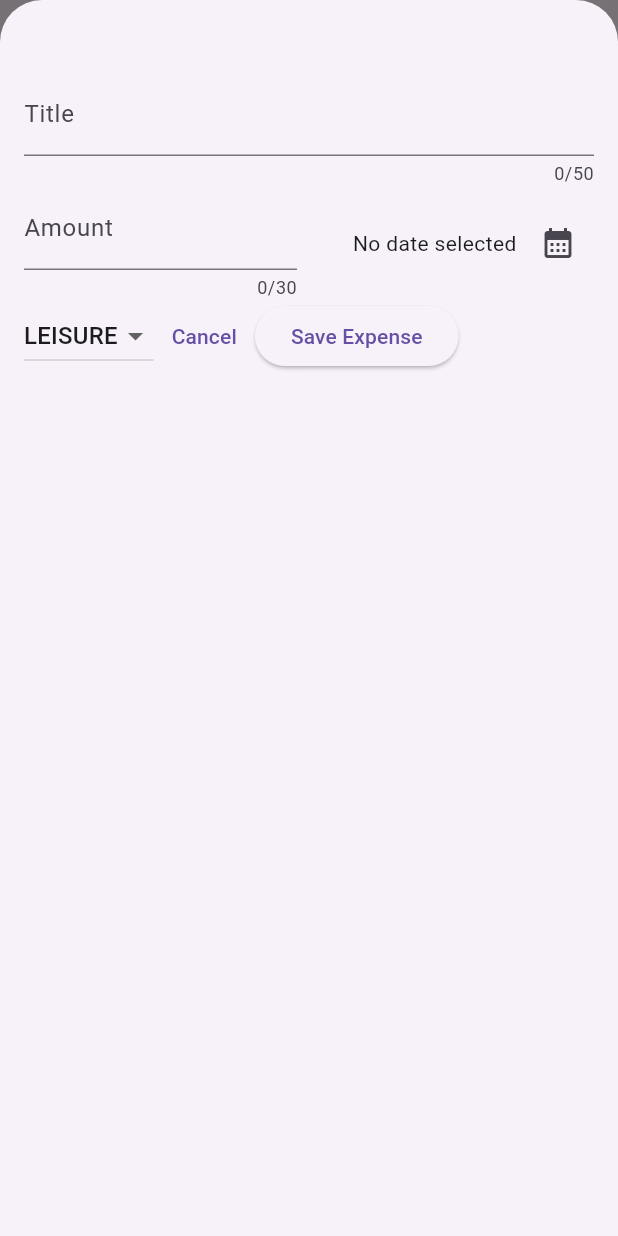
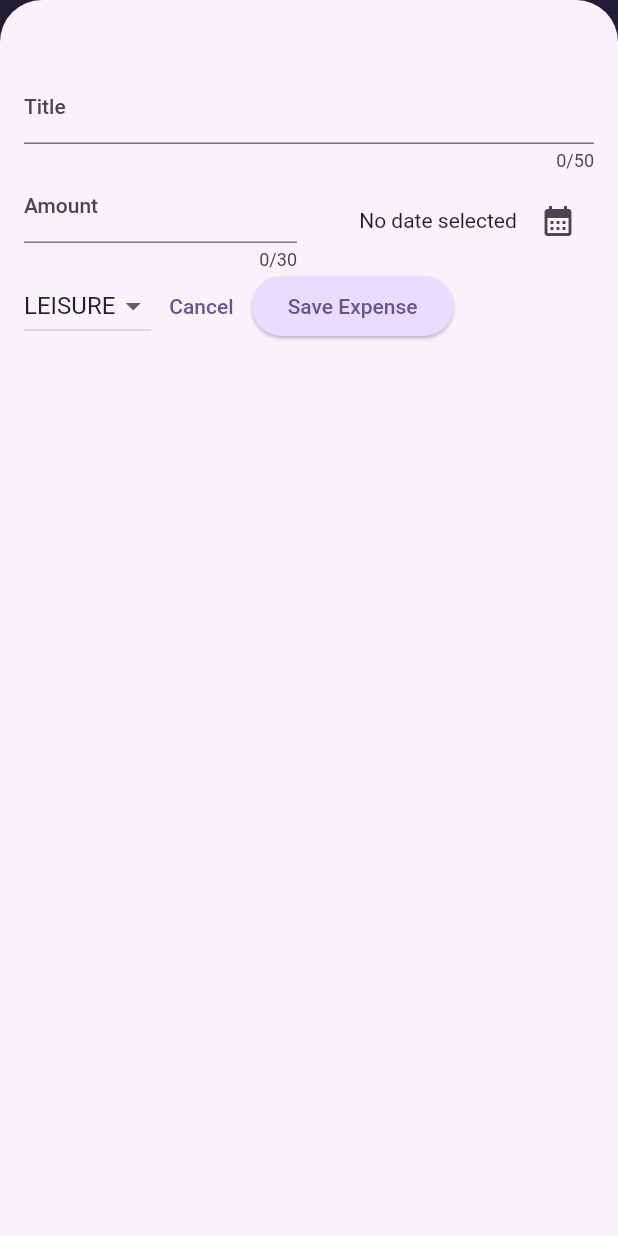
Before and after one commit to CodeToBiT/ExpenseTracker, a Flutter app: the screen it shows after launch, after a tap on the "add" icon, on a phone screen of 412 x 824 dp. Run offline on Flutter 3.47's test engine with Material 2 defaults, Android fonts, the phone set to English and light mode, and no system bars.

Commit message:
theming light/dark

```diff
--- a/lib/main.dart
+++ b/lib/main.dart
@@ -2,10 +2,57 @@ import 'package:flutter/material.dart';
 
 import 'package:expense_tracker/widgets/expense.dart';
 
+var kColorScheme = ColorScheme.fromSeed(
+  seedColor: const Color.fromARGB(255, 96, 59, 181),
+);
+
+var kDarkColorScheme = ColorScheme.fromSeed(
+  brightness: Brightness.dark,
+  seedColor: const Color.fromARGB(255, 5, 99, 125),
+);
+
 void main() {
   runApp(
     MaterialApp(
-      theme: ThemeData(useMaterial3: true),
+      darkTheme: ThemeData.dark().copyWith(
+        useMaterial3: true,
+        colorScheme: kDarkColorScheme,
+        cardTheme: const CardTheme().copyWith(
+          color: kDarkColorScheme.secondaryContainer,
+          margin: const EdgeInsets.symmetric(horizontal: 16, vertical: 8),
+        ),
+        elevatedButtonTheme: ElevatedButtonThemeData(
+          style: ElevatedButton.styleFrom(
+            backgroundColor: kDarkColorScheme.primaryContainer,
+            foregroundColor: kDarkColorScheme.onPrimaryContainer,
+          ),
+        ),
+      ),
+      theme: ThemeData().copyWith(
+        useMaterial3: true,
+        colorScheme: kColorScheme,
+        appBarTheme: const AppBarTheme().copyWith(
+          backgroundColor: kColorScheme.onPrimaryContainer,
+          foregroundColor: kColorScheme.primaryContainer,
+        ),
+        cardTheme: const CardTheme().copyWith(
+          color: kColorScheme.secondaryContainer,
+          margin: const EdgeInsets.symmetric(horizontal: 16, vertical: 8),
+        ),
+        elevatedButtonTheme: ElevatedButtonThemeData(
+          style: ElevatedButton.styleFrom(
+            backgroundColor: kColorScheme.primaryContainer,
+          ),
+        ),
+        textTheme: ThemeData().textTheme.copyWith(
+              titleLarge: TextStyle(
+                fontWeight: FontWeight.bold,
+                color: kColorScheme.onSecondaryContainer,
+                fontSize: 16,
+              ),
+            ),
+      ),
+      // themeMode: ThemeMode.system,
       home: const Expenses(),
     ),
   );
--- a/lib/widgets/expenses_list/expenses_item.dart
+++ b/lib/widgets/expenses_list/expenses_item.dart
@@ -12,8 +12,12 @@ class ExpenseItem extends StatelessWidget {
       child: Padding(
         padding: const EdgeInsets.symmetric(horizontal: 20, vertical: 16),
         child: Column(
+          crossAxisAlignment: CrossAxisAlignment.start,
           children: [
-            Text(expense.title),
+            Text(
+              expense.title,
+              style: Theme.of(context).textTheme.titleLarge,
+            ),
             const SizedBox(
               height: 4,
             ),
--- a/lib/widgets/expenses_list/expenses_list.dart
+++ b/lib/widgets/expenses_list/expenses_list.dart
@@ -16,6 +16,12 @@ class ExpensesList extends StatelessWidget {
       itemCount: expenses.length,
       itemBuilder: (ctx, index) => Dismissible(
         key: ValueKey(expenses[index]),
+        background: Container(
+          color: Theme.of(context).colorScheme.error.withOpacity(0.75),
+          margin: EdgeInsets.symmetric(
+            horizontal: Theme.of(context).cardTheme.margin!.horizontal,
+          ),
+        ),
         onDismissed: (direction) {
           onRemoveExpense(expenses[index]);
         },
```
